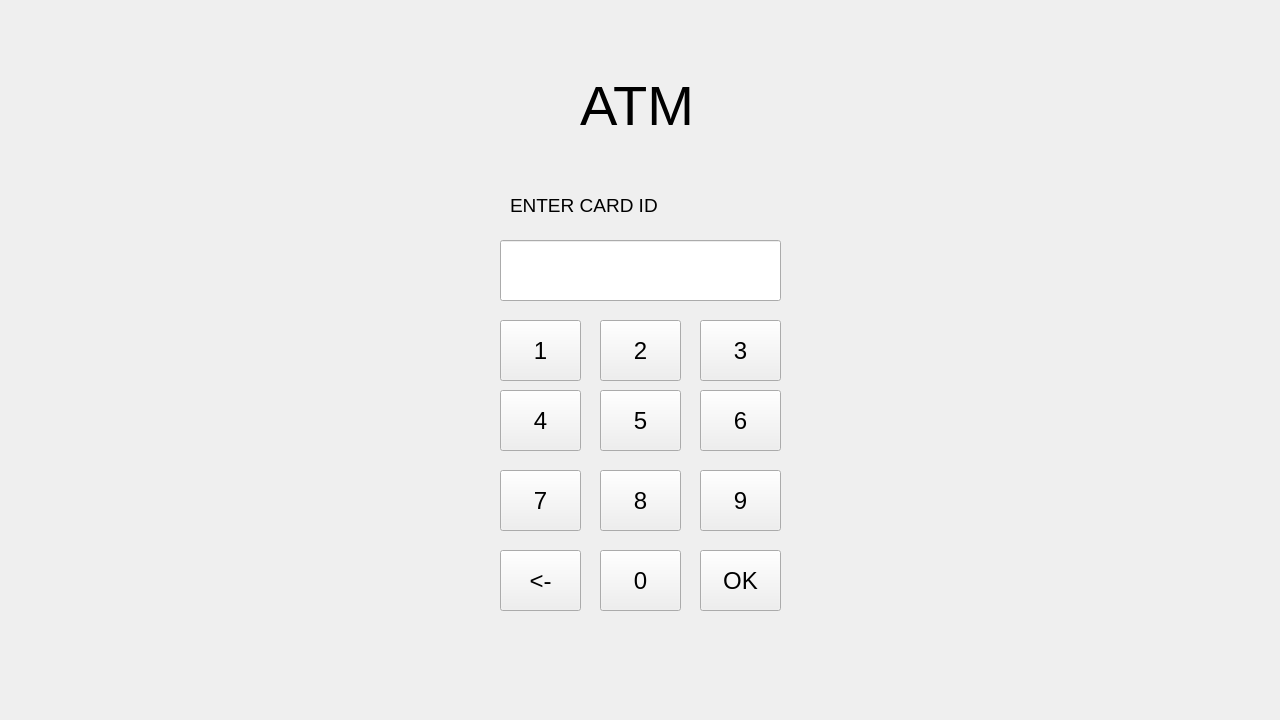
First picture: the form in bank-automat/mainwindow.ui, repository alavuvi/atm-simulator-project, before the edit.
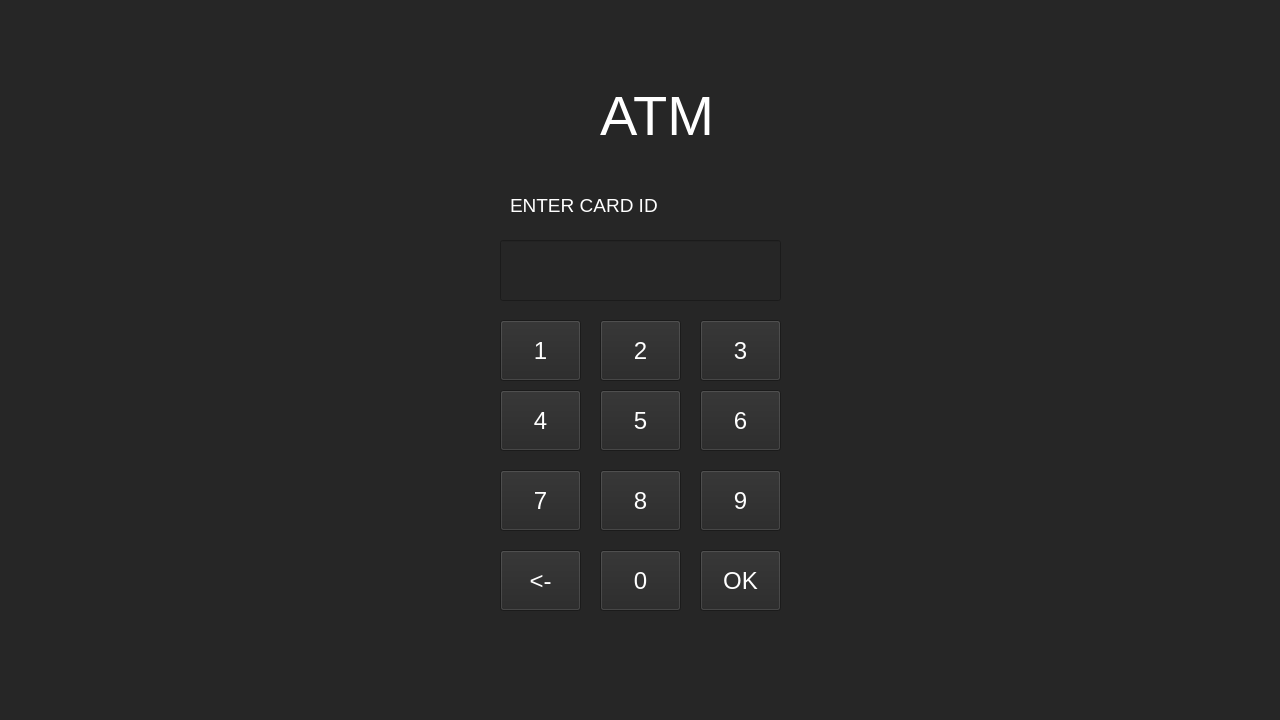
Second picture: the form after the edit.

What changed in the file:
```diff
--- a/bank-automat/mainwindow.ui
+++ b/bank-automat/mainwindow.ui
@@ -19,6 +19,9 @@
   <property name="windowTitle">
    <string>MainWindow</string>
   </property>
+  <property name="styleSheet">
+   <string notr="true">background-color: rgb(38, 38, 38);</string>
+  </property>
   <widget class="QWidget" name="centralwidget">
    <widget class="QLineEdit" name="lineCardId">
     <property name="geometry">
@@ -35,6 +38,9 @@
       <verstretch>0</verstretch>
      </sizepolicy>
     </property>
+    <property name="styleSheet">
+     <string notr="true">color: rgb(255, 255, 255);</string>
+    </property>
    </widget>
    <widget class="QPushButton" name="button02">
     <property name="geometry">
@@ -50,6 +56,9 @@
       <pointsize>18</pointsize>
      </font>
     </property>
+    <property name="styleSheet">
+     <string notr="true">color: rgb(255, 255, 255);</string>
+    </property>
     <property name="text">
      <string>2</string>
     </property>
@@ -68,6 +77,9 @@
       <pointsize>18</pointsize>
      </font>
     </property>
+    <property name="styleSheet">
+     <string notr="true">color: rgb(255, 255, 255);</string>
+    </property>
     <property name="text">
      <string>6</string>
     </property>
@@ -99,6 +111,9 @@
       <pointsize>18</pointsize>
      </font>
     </property>
+    <property name="styleSheet">
+     <string notr="true">color: rgb(255, 255, 255);</string>
+    </property>
     <property name="text">
      <string>8</string>
     </property>
@@ -117,6 +132,9 @@
       <pointsize>18</pointsize>
      </font>
     </property>
+    <property name="styleSheet">
+     <string notr="true">color: rgb(255, 255, 255);</string>
+    </property>
     <property name="text">
      <string>OK</string>
     </property>
@@ -135,6 +153,9 @@
       <pointsize>18</pointsize>
      </font>
     </property>
+    <property name="styleSheet">
+     <string notr="true">color: rgb(255, 255, 255);</string>
+    </property>
     <property name="text">
      <string>7</string>
     </property>
@@ -153,6 +174,9 @@
       <pointsize>18</pointsize>
      </font>
     </property>
+    <property name="styleSheet">
+     <string notr="true">color: rgb(255, 255, 255);</string>
+    </property>
     <property name="text">
      <string>3</string>
     </property>
@@ -171,6 +195,9 @@
       <pointsize>18</pointsize>
      </font>
     </property>
+    <property name="styleSheet">
+     <string notr="true">color: rgb(255, 255, 255);</string>
+    </property>
     <property name="text">
      <string>&lt;-</string>
     </property>
@@ -189,6 +216,9 @@
       <pointsize>18</pointsize>
      </font>
     </property>
+    <property name="styleSheet">
+     <string notr="true">color: rgb(255, 255, 255);</string>
+    </property>
     <property name="text">
      <string>1</string>
     </property>
@@ -207,6 +237,9 @@
       <pointsize>18</pointsize>
      </font>
     </property>
+    <property name="styleSheet">
+     <string notr="true">color: rgb(255, 255, 255);</string>
+    </property>
     <property name="text">
      <string>4</string>
     </property>
@@ -225,6 +258,9 @@
       <pointsize>18</pointsize>
      </font>
     </property>
+    <property name="styleSheet">
+     <string notr="true">color: rgb(255, 255, 255);</string>
+    </property>
     <property name="text">
      <string>5</string>
     </property>
@@ -243,6 +279,9 @@
       <pointsize>18</pointsize>
      </font>
     </property>
+    <property name="styleSheet">
+     <string notr="true">color: rgb(255, 255, 255);</string>
+    </property>
     <property name="text">
      <string>0</string>
     </property>
@@ -261,6 +300,9 @@
       <pointsize>18</pointsize>
      </font>
     </property>
+    <property name="styleSheet">
+     <string notr="true">color: rgb(255, 255, 255);</string>
+    </property>
     <property name="text">
      <string>9</string>
     </property>
@@ -279,6 +321,9 @@
       <pointsize>14</pointsize>
      </font>
     </property>
+    <property name="styleSheet">
+     <string notr="true">color: rgb(255, 255, 255);</string>
+    </property>
     <property name="text">
      <string>ENTER CARD ID</string>
     </property>
@@ -286,9 +331,9 @@
    <widget class="QLabel" name="labelLogo">
     <property name="geometry">
      <rect>
-      <x>580</x>
-      <y>50</y>
-      <width>141</width>
+      <x>600</x>
+      <y>60</y>
+      <width>121</width>
       <height>111</height>
      </rect>
     </property>
@@ -297,6 +342,9 @@
       <pointsize>42</pointsize>
      </font>
     </property>
+    <property name="styleSheet">
+     <string notr="true">color: rgb(255, 255, 255);</string>
+    </property>
     <property name="text">
      <string>ATM</string>
     </property>
```
Left out of the diff: 2 changed lines with no effect on the pictures.
